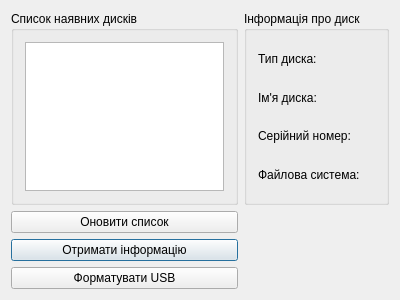
Old version of the form HDDInfoViewer/dialog.ui in the repository BohdanBenovskyi/HDDInfoViewer.
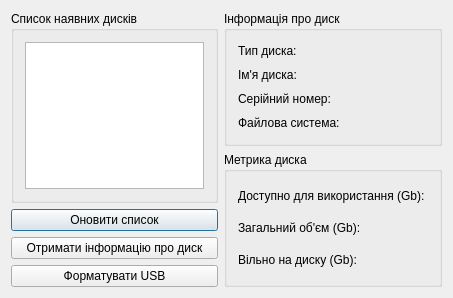
New version of the form.

Commit message: use GetDiskFreeSpaceEx

What changed in the file:
```diff
--- a/HDDInfoViewer/dialog.ui
+++ b/HDDInfoViewer/dialog.ui
@@ -6,36 +6,17 @@
    <rect>
     <x>0</x>
     <y>0</y>
-    <width>400</width>
-    <height>300</height>
+    <width>453</width>
+    <height>298</height>
    </rect>
   </property>
   <property name="windowTitle">
    <string>Dialog</string>
   </property>
-  <layout class="QGridLayout" name="gridLayout_2">
-   <item row="2" column="0">
-    <widget class="QPushButton" name="btnGetInfo">
-     <property name="text">
-      <string>Отримати інформацію</string>
-     </property>
-    </widget>
-   </item>
-   <item row="1" column="0">
-    <widget class="QPushButton" name="btnUpdateDrives">
-     <property name="text">
-      <string>Оновити список</string>
-     </property>
-    </widget>
-   </item>
-   <item row="3" column="0">
-    <widget class="QPushButton" name="btnFormat">
-     <property name="text">
-      <string>Форматувати USB</string>
-     </property>
-    </widget>
-   </item>
+  <layout class="QGridLayout" name="gridLayout_3">
    <item row="0" column="0">
+    <layout class="QVBoxLayout" name="verticalLayout_4">
+     <item>
     <widget class="QGroupBox" name="grbDrives">
      <property name="title">
       <string>Список наявних дисків</string>
@@ -47,7 +28,36 @@
      </layout>
     </widget>
    </item>
+     <item>
+      <layout class="QVBoxLayout" name="verticalLayout_2">
+       <item>
+        <widget class="QPushButton" name="btnUpdateDrives">
+         <property name="text">
+          <string>Оновити список</string>
+         </property>
+        </widget>
+       </item>
+       <item>
+        <widget class="QPushButton" name="btnGetInfo">
+         <property name="text">
+          <string>Отримати інформацію про диск</string>
+         </property>
+        </widget>
+       </item>
+       <item>
+        <widget class="QPushButton" name="btnFormat">
+         <property name="text">
+          <string>Форматувати USB</string>
+         </property>
+        </widget>
+       </item>
+      </layout>
+     </item>
+    </layout>
+   </item>
    <item row="0" column="1">
+    <layout class="QVBoxLayout" name="verticalLayout_3">
+     <item>
     <widget class="QGroupBox" name="grbInfoDrive">
      <property name="title">
       <string>Інформація про диск</string>
@@ -83,6 +93,38 @@
       </item>
      </layout>
     </widget>
+     </item>
+     <item>
+      <widget class="QGroupBox" name="grbFreeSpace">
+       <property name="title">
+        <string>Метрика диска</string>
+       </property>
+       <layout class="QGridLayout" name="gridLayout_2">
+        <item row="0" column="0">
+         <widget class="QLabel" name="lblAvailableSpace">
+          <property name="text">
+           <string>Доступно для використання (Gb): </string>
+          </property>
+         </widget>
+        </item>
+        <item row="1" column="0">
+         <widget class="QLabel" name="lblMaxSize">
+          <property name="text">
+           <string>Загальний об'єм (Gb):</string>
+          </property>
+         </widget>
+        </item>
+        <item row="2" column="0">
+         <widget class="QLabel" name="lblFreeSpace">
+          <property name="text">
+           <string>Вільно на диску (Gb):</string>
+          </property>
+         </widget>
+        </item>
+       </layout>
+      </widget>
+     </item>
+    </layout>
    </item>
   </layout>
  </widget>
```
Lines whose indentation alone changed are shown as unchanged. The commit also changes 4 other files.
